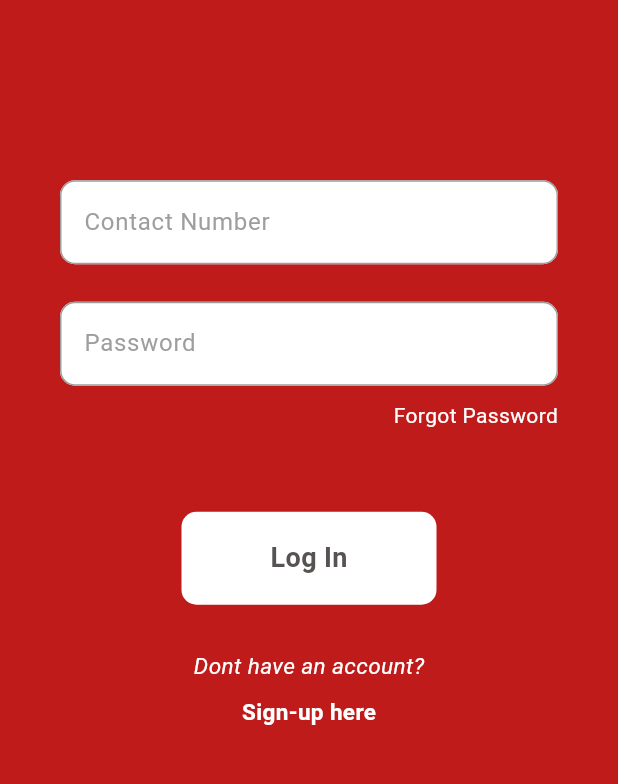
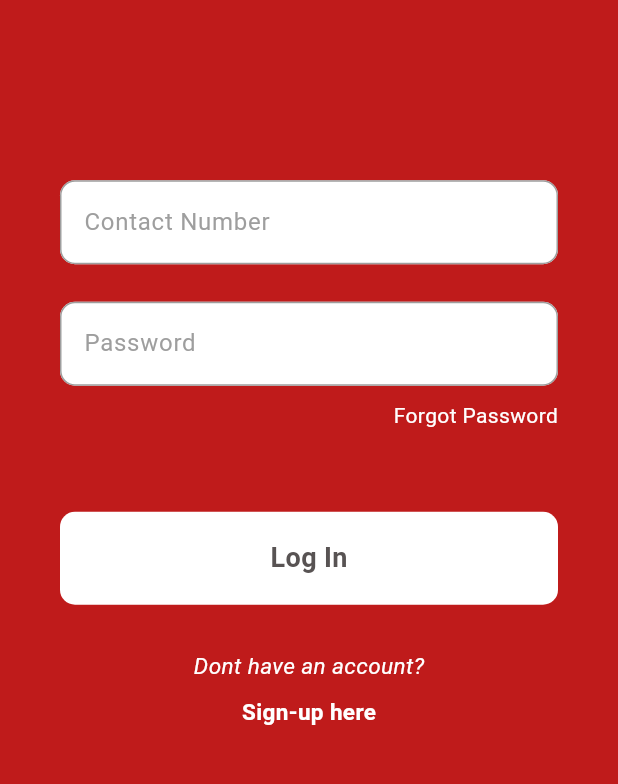
Before and after one commit to evrylsem/lifeline-ui-prac, a Flutter app: the screen it shows after launch, on a phone screen of 412 x 824 dp, the part 329-1113 px from its top. Run offline on Flutter 3.47's test engine with Material 3 defaults, Android fonts, the phone set to English and light mode, and no system bars.

Commit message:
login butt wide

```diff
--- a/lib/components/MyButton.dart
+++ b/lib/components/MyButton.dart
@@ -15,7 +15,7 @@ class MyButton extends StatelessWidget {
       child: Container(
         padding: const EdgeInsets.all(18),
         margin: const EdgeInsets.symmetric(horizontal: 40),
-        width: 170,
+        // width: 170,
         decoration: BoxDecoration(
           color: Color.fromRGBO(255, 255, 255, 1),
           borderRadius: BorderRadius.circular(10)
```
